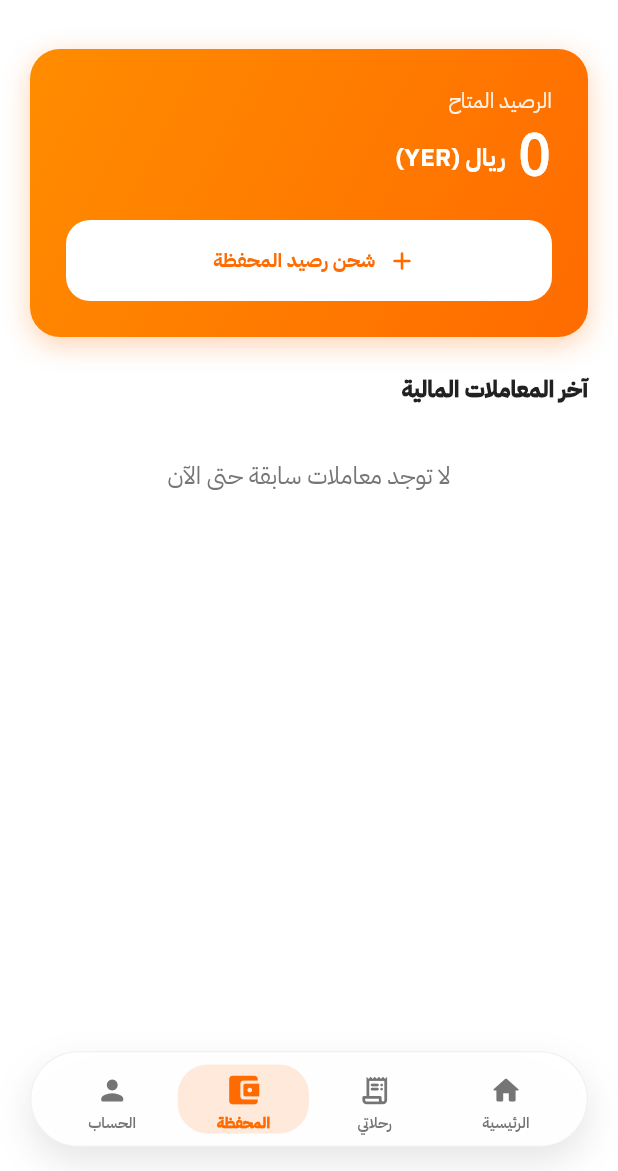
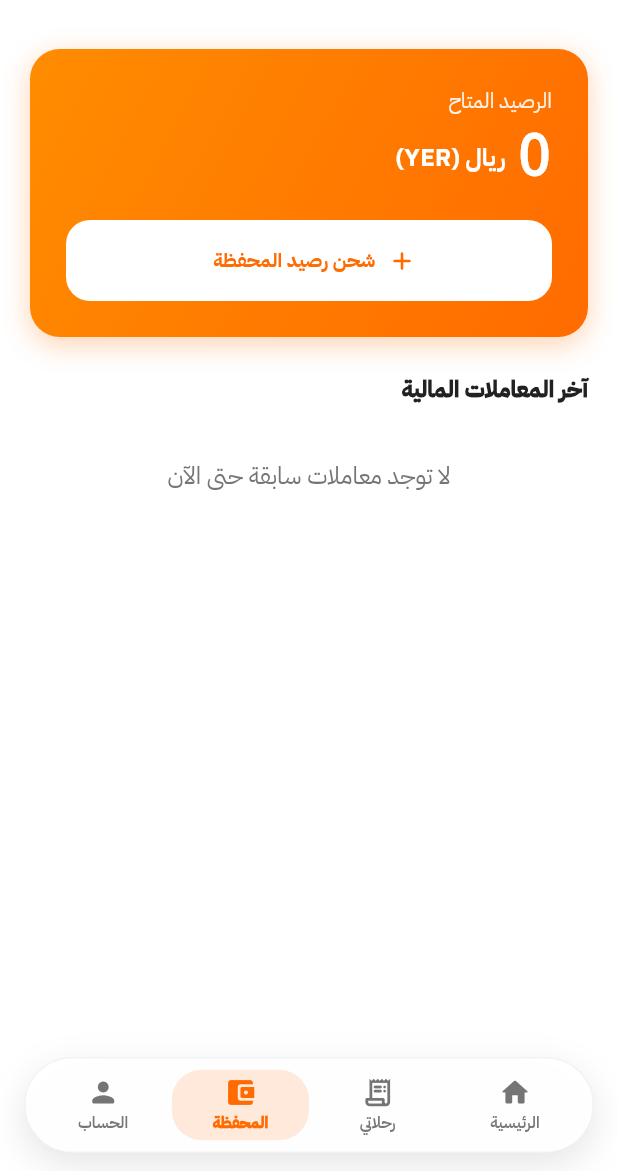
Before and after one commit to AHMEDCODING10/laffah, a Flutter app: the HomeDashboardPage screen opened by its route, item 2 of the bottom bar chosen, on a phone screen of 412 x 824 dp, the part 65-1236 px from its top. Run offline on Flutter 3.47's test engine with Material 3 defaults, Android fonts, the phone set to English and light mode, and no system bars; our stand-ins replace connectivity_plus, dartz, dio, equatable, firebase_core, firebase_messaging and 12 more; missing offline and left inert: laravel_echo, pusher_channels_flutter; accounts and stored records are empty; network calls fail.

Commit message:
fix(ui): eliminate bottom nav overflow, fallback to CartoDB vector tiles, and optimize header

```diff
--- a/lib/features/home/presentation/widgets/home_bottom_nav_bar.dart
+++ b/lib/features/home/presentation/widgets/home_bottom_nav_bar.dart
@@ -48,7 +48,7 @@ class HomeBottomNavBar extends StatelessWidget {
     return SafeArea(
       top: false,
       child: Container(
-        margin: const EdgeInsets.only(left: 20, right: 20, bottom: 16),
+        margin: const EdgeInsets.only(left: 16, right: 16, bottom: 12),
         height: 64,
         decoration: BoxDecoration(
           borderRadius: BorderRadius.circular(32),
@@ -58,7 +58,7 @@ class HomeBottomNavBar extends StatelessWidget {
                   ? Colors.black.withValues(alpha: 0.5)
                   : Colors.black.withValues(alpha: 0.1),
               blurRadius: 20,
-              offset: const Offset(0, 10),
+              offset: const Offset(0, 8),
             ),
           ],
         ),
@@ -67,7 +67,7 @@ class HomeBottomNavBar extends StatelessWidget {
           child: BackdropFilter(
             filter: ImageFilter.blur(sigmaX: 20, sigmaY: 20),
             child: Container(
-              padding: const EdgeInsets.symmetric(horizontal: 10, vertical: 8),
+              padding: const EdgeInsets.symmetric(horizontal: 6, vertical: 4),
               decoration: BoxDecoration(
                 color: isDark
                     ? const Color(0xFF141822).withValues(alpha: 0.9)
@@ -80,7 +80,7 @@ class HomeBottomNavBar extends StatelessWidget {
                 ),
               ),
               child: Row(
-                mainAxisAlignment: MainAxisAlignment.spaceBetween,
+                mainAxisAlignment: MainAxisAlignment.spaceAround,
                 children: List.generate(navItems.length, (index) {
                   final isSelected = index == currentIndex;
                   final item = navItems[index];
@@ -98,8 +98,8 @@ class HomeBottomNavBar extends StatelessWidget {
                         duration: const Duration(milliseconds: 250),
                         curve: Curves.easeOutCubic,
                         padding: const EdgeInsets.symmetric(
-                          vertical: 6,
-                          horizontal: 4,
+                          vertical: 4,
+                          horizontal: 2,
                         ),
                         decoration: BoxDecoration(
                           color: isSelected
@@ -112,10 +112,7 @@ class HomeBottomNavBar extends StatelessWidget {
                           mainAxisAlignment: MainAxisAlignment.center,
                           mainAxisSize: MainAxisSize.min,
                           children: [
-                            AnimatedScale(
-                              scale: isSelected ? 1.15 : 1.0,
-                              duration: const Duration(milliseconds: 200),
-                              child: Icon(
+                            Icon(
                               (isSelected && item.containsKey('activeIcon')
                                       ? item['activeIcon']
                                       : item['icon']) as IconData,
@@ -126,15 +123,16 @@ class HomeBottomNavBar extends StatelessWidget {
                                       ? AppColors.gray400
                                       : AppColors.gray600),
                             ),
-                            ),
-                            const SizedBox(height: 3),
-                            Text(
+                            const SizedBox(height: 2),
+                            FittedBox(
+                              fit: BoxFit.scaleDown,
+                              child: Text(
                                 item['title'] as String,
                                 maxLines: 1,
                                 overflow: TextOverflow.ellipsis,
                                 style: TextStyle(
                                   fontFamily: 'IBM Plex Sans Arabic',
-                                fontSize: 10,
+                                  fontSize: 10.5,
                                   fontWeight: isSelected
                                       ? FontWeight.w900
                                       : FontWeight.w600,
@@ -143,6 +141,7 @@ class HomeBottomNavBar extends StatelessWidget {
                                       : (isDark
                                           ? AppColors.gray400
                                           : AppColors.gray600),
+                                ),
                               ),
                             ),
                           ],
```
Also changed, not shown: lib/core/widgets/laffah_map_view.dart (+16 -4 lines), lib/features/home/presentation/pages/pin_adjust_map_page.dart (+8 -3 lines), lib/features/home/presentation/widgets/home_top_header.dart (+8 -9 lines). Lines whose indentation alone changed are shown as unchanged.
